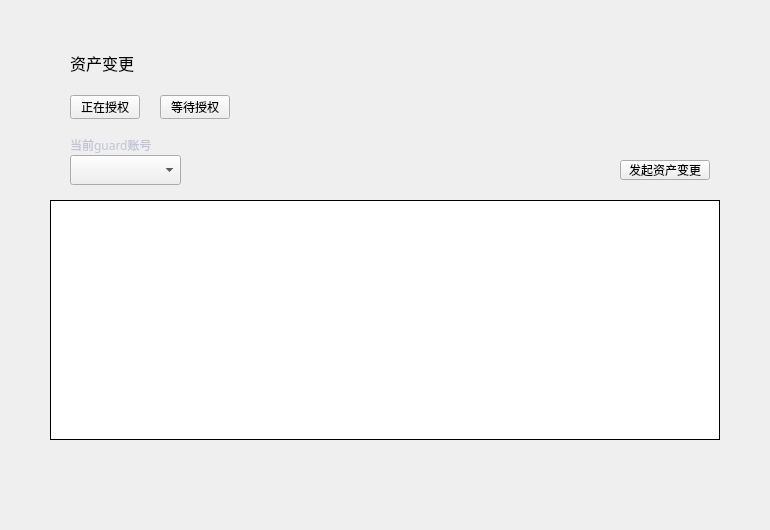
Qt form LNKWallet/guard/ColdHotTransferPage.ui (HcashOrg/hx-indicator) before a commit.
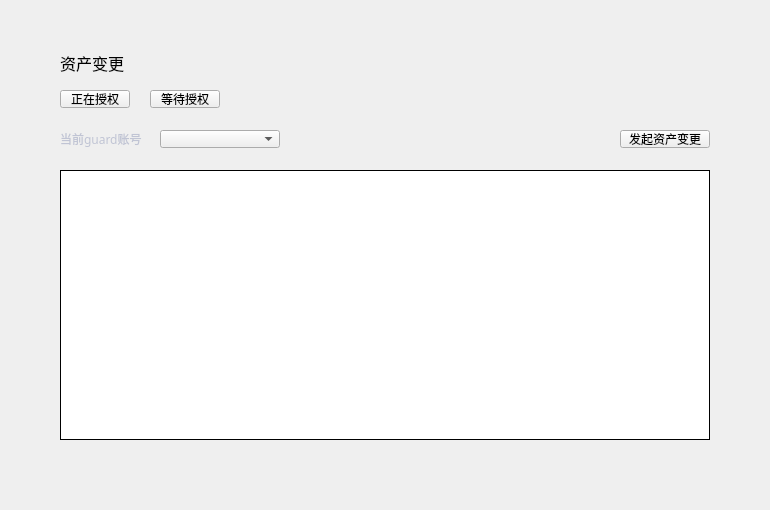
The same form after that commit.

```diff
--- a/LNKWallet/guard/ColdHotTransferPage.ui
+++ b/LNKWallet/guard/ColdHotTransferPage.ui
@@ -7,7 +7,7 @@
     <x>0</x>
     <y>0</y>
     <width>770</width>
-    <height>530</height>
+    <height>510</height>
    </rect>
   </property>
   <property name="windowTitle">
@@ -16,10 +16,10 @@
   <widget class="QTableWidget" name="coldHotTransactionTableWidget">
    <property name="geometry">
     <rect>
-     <x>50</x>
-     <y>200</y>
-     <width>670</width>
-     <height>240</height>
+     <x>60</x>
+     <y>170</y>
+     <width>650</width>
+     <height>270</height>
     </rect>
    </property>
    <property name="cursor" stdset="0">
@@ -158,10 +158,10 @@
   <widget class="QComboBox" name="accountComboBox">
    <property name="geometry">
     <rect>
-     <x>70</x>
-     <y>155</y>
-     <width>111</width>
-     <height>30</height>
+     <x>160</x>
+     <y>130</y>
+     <width>120</width>
+     <height>18</height>
     </rect>
    </property>
    <property name="font">
@@ -181,10 +181,10 @@
   <widget class="QLabel" name="label">
    <property name="geometry">
     <rect>
-     <x>70</x>
-     <y>135</y>
+     <x>60</x>
+     <y>130</y>
      <width>100</width>
-     <height>20</height>
+     <height>18</height>
     </rect>
    </property>
    <property name="font">
@@ -206,9 +206,9 @@
    <property name="geometry">
     <rect>
      <x>620</x>
-     <y>160</y>
+     <y>130</y>
      <width>90</width>
-     <height>20</height>
+     <height>18</height>
     </rect>
    </property>
    <property name="font">
@@ -235,7 +235,7 @@
   <widget class="QLabel" name="title_label">
    <property name="geometry">
     <rect>
-     <x>70</x>
+     <x>60</x>
      <y>50</y>
      <width>200</width>
      <height>26</height>
@@ -257,13 +257,13 @@
     <string>资产变更</string>
    </property>
   </widget>
-  <widget class="QToolButton" name="typeCurrentBtn">
+  <widget class="QPushButton" name="typeCurrentBtn">
    <property name="geometry">
     <rect>
-     <x>70</x>
-     <y>95</y>
+     <x>60</x>
+     <y>90</y>
      <width>70</width>
-     <height>24</height>
+     <height>18</height>
     </rect>
    </property>
    <property name="cursor">
@@ -276,13 +276,13 @@
     <string>正在授权</string>
    </property>
   </widget>
-  <widget class="QToolButton" name="typeWaitingBtn">
+  <widget class="QPushButton" name="typeWaitingBtn">
    <property name="geometry">
     <rect>
-     <x>160</x>
-     <y>95</y>
+     <x>150</x>
+     <y>90</y>
      <width>70</width>
-     <height>24</height>
+     <height>18</height>
     </rect>
    </property>
    <property name="cursor">
```
